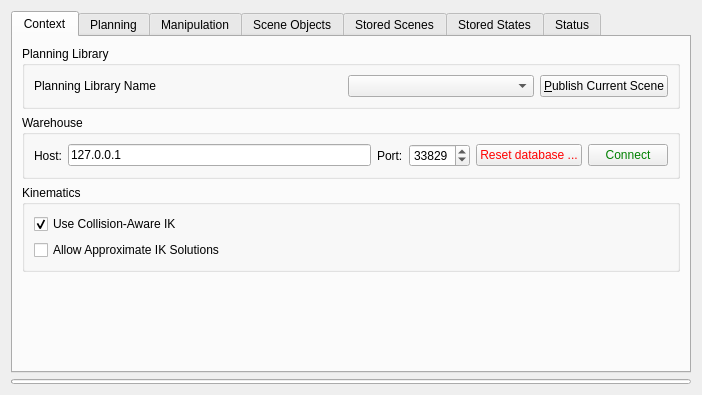
Qt form visualization/motion_planning_rviz_plugin/src/ui/motion_planning_rviz_plugin_frame.ui (ros-gbp/moveit_ros-release) before a commit.
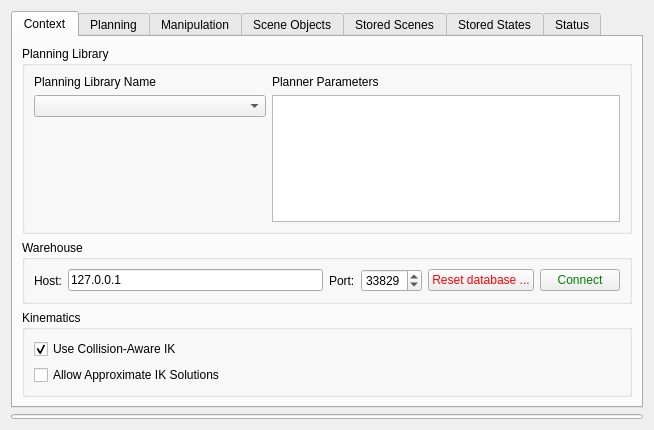
The same form after that commit. The open tabs and pages were chosen to show the change. Custom widgets are drawn as their Qt base class.

Diff of the .ui file:
```diff
--- a/visualization/motion_planning_rviz_plugin/src/ui/motion_planning_rviz_plugin_frame.ui
+++ b/visualization/motion_planning_rviz_plugin/src/ui/motion_planning_rviz_plugin_frame.ui
@@ -6,8 +6,8 @@
    <rect>
     <x>0</x>
     <y>0</y>
-    <width>702</width>
-    <height>395</height>
+    <width>654</width>
+    <height>430</height>
    </rect>
   </property>
   <property name="windowTitle">
@@ -38,43 +38,70 @@
          <property name="title">
           <string>Planning Library</string>
          </property>
-         <layout class="QHBoxLayout" name="horizontalLayout_8">
+         <layout class="QHBoxLayout" name="horizontalLayout_8" stretch="2,3">
           <item>
-           <widget class="QLabel" name="library_label">
-            <property name="text">
-             <string>Planning Library Name</string>
-            </property>
-           </widget>
+           <layout class="QVBoxLayout" name="verticalLayout_13">
+            <item>
+             <widget class="QLabel" name="library_label">
+              <property name="sizePolicy">
+               <sizepolicy hsizetype="MinimumExpanding" vsizetype="Preferred">
+                <horstretch>0</horstretch>
+                <verstretch>0</verstretch>
+               </sizepolicy>
+              </property>
+              <property name="text">
+               <string>Planning Library Name</string>
+              </property>
+             </widget>
+            </item>
+            <item>
+             <widget class="QComboBox" name="planning_algorithm_combo_box">
+              <property name="sizePolicy">
+               <sizepolicy hsizetype="MinimumExpanding" vsizetype="Preferred">
+                <horstretch>0</horstretch>
+                <verstretch>0</verstretch>
+               </sizepolicy>
+              </property>
+             </widget>
+            </item>
+            <item>
+             <spacer name="verticalSpacer_10">
+              <property name="orientation">
+               <enum>Qt::Vertical</enum>
+              </property>
+              <property name="sizeType">
+               <enum>QSizePolicy::Expanding</enum>
+              </property>
+              <property name="sizeHint" stdset="0">
+               <size>
+                <width>20</width>
+                <height>40</height>
+               </size>
+              </property>
+             </spacer>
+            </item>
+           </layout>
           </item>
           <item>
-           <spacer name="horizontalSpacer">
-            <property name="orientation">
-             <enum>Qt::Horizontal</enum>
-            </property>
-            <property name="sizeHint" stdset="0">
-             <size>
-              <width>40</width>
-              <height>20</height>
-             </size>
-            </property>
-           </spacer>
-          </item>
-          <item>
-           <widget class="QComboBox" name="planning_algorithm_combo_box">
-            <property name="sizePolicy">
-             <sizepolicy hsizetype="MinimumExpanding" vsizetype="Fixed">
-              <horstretch>0</horstretch>
-              <verstretch>0</verstretch>
-             </sizepolicy>
-            </property>
-           </widget>
-          </item>
-          <item>
-           <widget class="QPushButton" name="publish_current_scene_button">
-            <property name="text">
-             <string>&amp;Publish Current Scene</string>
-            </property>
-           </widget>
+           <layout class="QVBoxLayout" name="verticalLayout_14">
+            <item>
+             <widget class="QLabel" name="label_15">
+              <property name="text">
+               <string>Planner Parameters</string>
+              </property>
+             </widget>
+            </item>
+            <item>
+             <widget class="moveit_rviz_plugin::MotionPlanningParamWidget" name="planner_param_treeview">
+              <property name="indentation">
+               <number>0</number>
+              </property>
+              <property name="rootIsDecorated">
+               <bool>false</bool>
+              </property>
+             </widget>
+            </item>
+           </layout>
           </item>
          </layout>
         </widget>
@@ -1099,6 +1126,19 @@
           <string>Scene Geometry</string>
          </property>
          <layout class="QHBoxLayout" name="horizontalLayout_14">
+          <item>
+           <widget class="QPushButton" name="publish_current_scene_button">
+            <property name="sizePolicy">
+             <sizepolicy hsizetype="MinimumExpanding" vsizetype="Preferred">
+              <horstretch>0</horstretch>
+              <verstretch>0</verstretch>
+             </sizepolicy>
+            </property>
+            <property name="text">
+             <string>&amp;Publish Scene</string>
+            </property>
+           </widget>
+          </item>
           <item>
            <spacer name="horizontalSpacer_2">
             <property name="orientation">
@@ -1564,6 +1604,87 @@
    </item>
   </layout>
  </widget>
+ <customwidgets>
+  <customwidget>
+   <class>moveit_rviz_plugin::MotionPlanningParamWidget</class>
+   <extends>QTreeView</extends>
+   <header location="global">moveit/motion_planning_rviz_plugin/motion_planning_param_widget.h</header>
+  </customwidget>
+ </customwidgets>
+ <tabstops>
+  <tabstop>planning_algorithm_combo_box</tabstop>
+  <tabstop>planner_param_treeview</tabstop>
+  <tabstop>database_host</tabstop>
+  <tabstop>database_port</tabstop>
+  <tabstop>reset_db_button</tabstop>
+  <tabstop>database_connect_button</tabstop>
+  <tabstop>collision_aware_ik</tabstop>
+  <tabstop>approximate_ik</tabstop>
+  <tabstop>plan_button</tabstop>
+  <tabstop>execute_button</tabstop>
+  <tabstop>plan_and_execute_button</tabstop>
+  <tabstop>start_state_selection</tabstop>
+  <tabstop>use_start_state_button</tabstop>
+  <tabstop>goal_state_selection</tabstop>
+  <tabstop>use_goal_state_button</tabstop>
+  <tabstop>wcenter_x</tabstop>
+  <tabstop>wcenter_y</tabstop>
+  <tabstop>wcenter_z</tabstop>
+  <tabstop>wsize_x</tabstop>
+  <tabstop>wsize_y</tabstop>
+  <tabstop>wsize_z</tabstop>
+  <tabstop>planning_time</tabstop>
+  <tabstop>planning_attempts</tabstop>
+  <tabstop>exec_time_factor</tabstop>
+  <tabstop>allow_replanning</tabstop>
+  <tabstop>allow_looking</tabstop>
+  <tabstop>allow_external_program</tabstop>
+  <tabstop>path_constraints_combo_box</tabstop>
+  <tabstop>goal_tolerance</tabstop>
+  <tabstop>clear_octomap_button</tabstop>
+  <tabstop>detected_objects_list</tabstop>
+  <tabstop>detect_objects_button</tabstop>
+  <tabstop>support_surfaces_list</tabstop>
+  <tabstop>pick_button</tabstop>
+  <tabstop>place_button</tabstop>
+  <tabstop>roi_center_x</tabstop>
+  <tabstop>roi_center_y</tabstop>
+  <tabstop>roi_center_z</tabstop>
+  <tabstop>roi_size_x</tabstop>
+  <tabstop>roi_size_y</tabstop>
+  <tabstop>roi_size_z</tabstop>
+  <tabstop>collision_objects_list</tabstop>
+  <tabstop>import_file_button</tabstop>
+  <tabstop>import_url_button</tabstop>
+  <tabstop>remove_object_button</tabstop>
+  <tabstop>clear_scene_button</tabstop>
+  <tabstop>object_x</tabstop>
+  <tabstop>object_y</tabstop>
+  <tabstop>object_z</tabstop>
+  <tabstop>object_rx</tabstop>
+  <tabstop>object_ry</tabstop>
+  <tabstop>object_rz</tabstop>
+  <tabstop>scene_scale</tabstop>
+  <tabstop>publish_current_scene_button</tabstop>
+  <tabstop>export_scene_text_button</tabstop>
+  <tabstop>import_scene_text_button</tabstop>
+  <tabstop>planning_scene_tree</tabstop>
+  <tabstop>load_scene_button</tabstop>
+  <tabstop>load_query_button</tabstop>
+  <tabstop>delete_scene_button</tabstop>
+  <tabstop>delete_query_button</tabstop>
+  <tabstop>save_query_button</tabstop>
+  <tabstop>save_scene_button</tabstop>
+  <tabstop>list_states</tabstop>
+  <tabstop>load_state_button</tabstop>
+  <tabstop>clear_states_button</tabstop>
+  <tabstop>set_as_start_state_button</tabstop>
+  <tabstop>set_as_goal_state_button</tabstop>
+  <tabstop>remove_state_button</tabstop>
+  <tabstop>save_start_state_button</tabstop>
+  <tabstop>save_goal_state_button</tabstop>
+  <tabstop>status_text</tabstop>
+ </tabstops>
  <resources/>
  <connections/>
 </ui>
```
Left out of the diff: 10 changed lines with no effect on the pictures.
